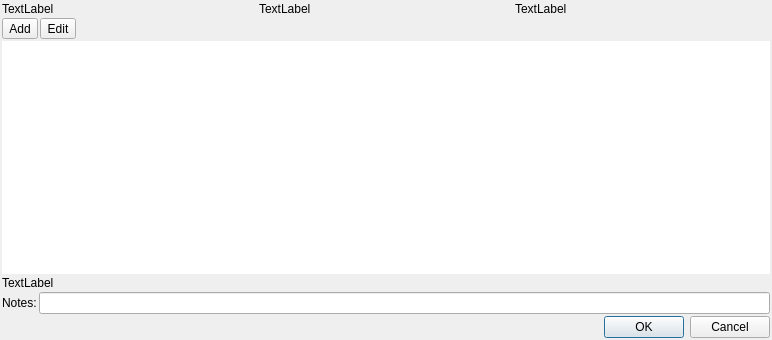
This is b6p/dlgplanificaciondia.ui in diegowald/b6p as Qt 5 draws it before an edit. The edited form follows.
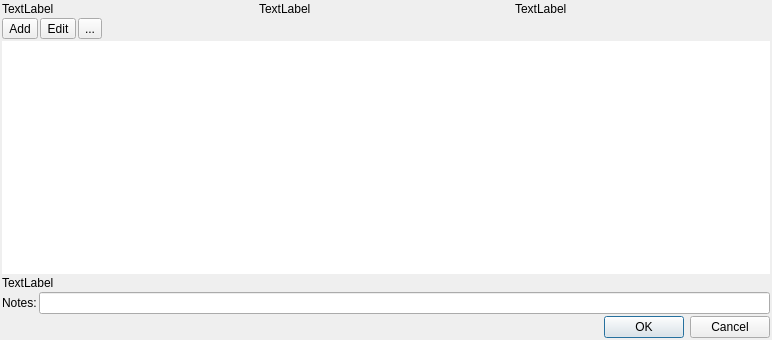
This is the edited form. Icons and pictures are not drawn.

Commit message:
Fully implemented delete functionality across all the app.
Modified implementation of TimeEditor. Now it doesn't present 0 when is < 10;

Fixed Sum of planned hours.

Now it saves ok planifications.

```diff
--- a/b6p/dlgplanificaciondia.ui
+++ b/b6p/dlgplanificaciondia.ui
@@ -88,7 +88,7 @@
        </property>
       </widget>
      </item>
-     <item row="0" column="2">
+     <item row="0" column="3">
       <spacer name="horizontalSpacer">
        <property name="orientation">
         <enum>Qt::Horizontal</enum>
@@ -101,6 +101,17 @@
        </property>
       </spacer>
      </item>
+     <item row="0" column="2">
+      <widget class="QToolButton" name="btnDelete">
+       <property name="text">
+        <string>...</string>
+       </property>
+       <property name="icon">
+        <iconset resource="resources.qrc">
+         <normaloff>:/img/remove</normaloff>:/img/remove</iconset>
+       </property>
+      </widget>
+     </item>
     </layout>
    </item>
    <item>
```
The commit also changes 12 other files.
